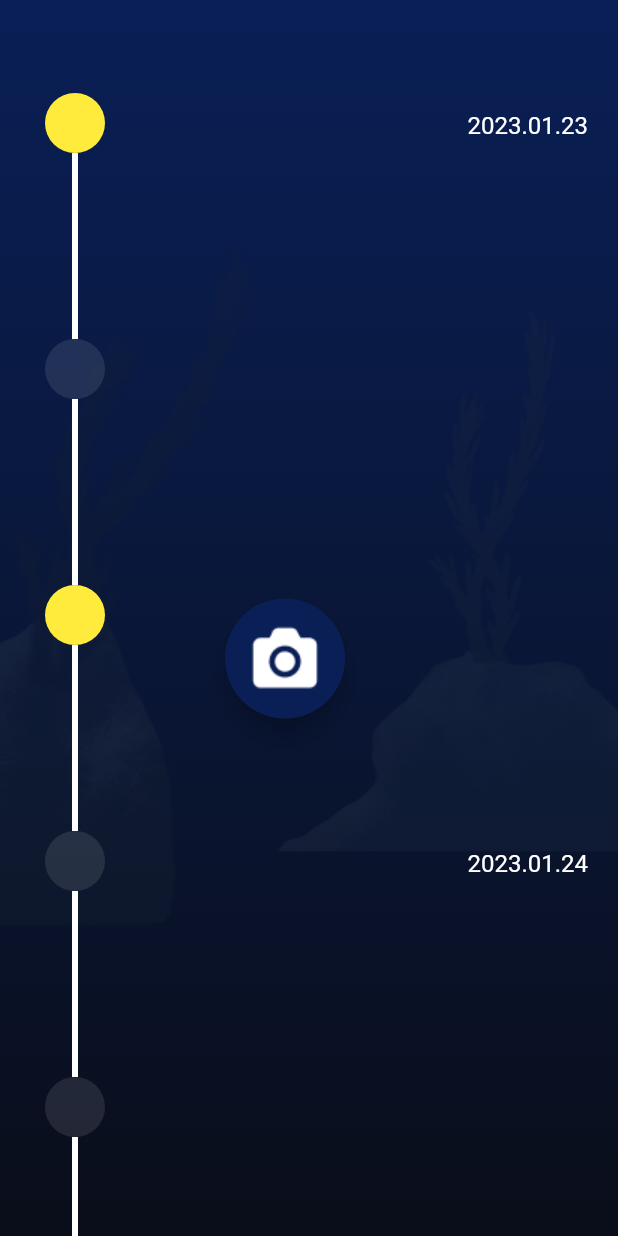
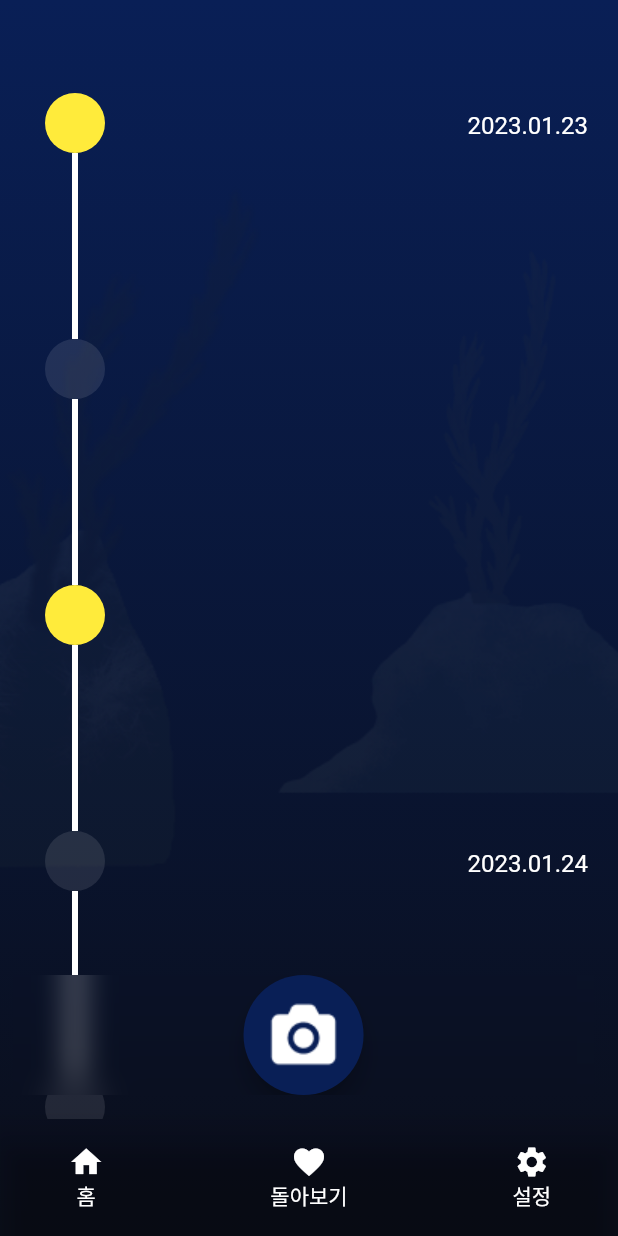
Before and after one commit to NORITHON/MOA, a Flutter app: the screen it shows after launch, on a phone screen of 412 x 824 dp. Run offline on Flutter 3.47's test engine with Material 2 defaults, Android fonts, the phone set to English and light mode, and no system bars; drawn by our look-alikes of timeline_tile; our stand-ins replace camera, flutter_highlight, flutter_svg, google_fonts, image_picker, page_transition; missing offline and left inert: google_mlkit_commons, google_mlkit_face_detection; Roboto replaces fonts that are missing (PretendardVariable); project files that could hold a hidden picture were left out.

Commit message:
shocase organize

```diff
--- a/lib/src/showcase_timeline_tile.dart
+++ b/lib/src/showcase_timeline_tile.dart
@@ -1,18 +1,17 @@
 import 'dart:ui';
 
-import 'package:camera/camera.dart';
 import 'package:flutter/material.dart';
-import 'package:flutter_svg/flutter_svg.dart';
 import 'package:gangganggang/send_letter_button.dart';
 import 'package:gangganggang/upload_camera.dart';
 import 'package:gangganggang/utils/app_text_style.dart';
-import 'package:google_fonts/google_fonts.dart';
 import 'package:page_transition/page_transition.dart';
 import 'package:timeline_tile/timeline_tile.dart';
 
 import 'showcase_timeline.dart';
 
 class ShowcaseTimelineTile extends StatefulWidget {
+  const ShowcaseTimelineTile({Key? key}) : super(key: key);
+
   @override
   State<ShowcaseTimelineTile> createState() => _ShowcaseTimelineTileState();
 }
@@ -21,11 +20,11 @@ class _ShowcaseTimelineTileState extends State<ShowcaseTimelineTile> {
   @override
   Widget build(BuildContext context) {
     return Container(
-      decoration: BoxDecoration(
+      decoration: const BoxDecoration(
         gradient: LinearGradient(
           begin: Alignment.topCenter,
           end: Alignment.bottomCenter,
-          colors: const [
+          colors: [
             Color(0xff091F56),
             Color(0xff0A0E1A),
           ],
@@ -38,7 +37,7 @@ class _ShowcaseTimelineTileState extends State<ShowcaseTimelineTile> {
           body: Stack(
             fit: StackFit.expand,
             children: [
-              Image(
+              const Image(
                 image: AssetImage("assets/images/background.png"),
                 fit: BoxFit.contain,
                 colorBlendMode: BlendMode.darken,
@@ -94,42 +93,13 @@ class _ShowcaseTimelineTileState extends State<ShowcaseTimelineTile> {
               ),
             ],
           ),
-          // floatingActionButton: ClipRRect(
-          //   child: BackdropFilter(
-          //     filter: ImageFilter.blur(sigmaX: 10, sigmaY: 10),
-          // child: Container(
-          //   width: MediaQuery.of(context).size.width * 0.94,
-          //   //width: 410,
-          //   height: 198,
-          //   child: Stack(
-          //     //will break to another line on overflow
-          //     //use vertical to show  on vertical axis
-          //     children: <Widget>[
-          // Align(
-          //   alignment: Alignment.topLeft,
-          //   child: Padding(
-          //     padding: const EdgeInsets.fromLTRB(41, 43, 0, 0),
-          //     child: SizedBox(
-          //       height: 62,
-          //       width: 62,
-          // child: FloatingActionButton(
-          //   onPressed: () {
-          //     //action code for button 3
-          //   },
-          //   backgroundColor: Colors.transparent,
-          //   child: Image(
-          //       image: AssetImage('assets/images/baby.png')),
-          // ),
-          //),
-          // ),
-          //),
-          floatingActionButton: Align(
-            alignment: Alignment.center,
-            child: Padding(
-              padding: const EdgeInsets.fromLTRB(0, 86, 0, 0),
+          floatingActionButton: ClipRRect(
+            child: BackdropFilter(
+              filter: ImageFilter.blur(sigmaX: 10, sigmaY: 10),
               child: SizedBox(
+                width: MediaQuery.of(context).size.width * 0.94,
+                //width: 410,
                 height: 80,
-                  width: 80,
                 child: FloatingActionButton(
                   onPressed: () {
                     // _showModalBottomSheet();
@@ -137,45 +107,20 @@ class _ShowcaseTimelineTileState extends State<ShowcaseTimelineTile> {
                       context,
                       PageTransition(
                         type: PageTransitionType.fade,
-                              child: const UploadCamera()));
-
-                      // Navigator.push(
-                      //     context,
-                      //     MaterialPageRoute(
-                      //         builder: (context) =>
-                      //             const UploadCamera()));
-                      //action code for button 2
+                        child: const UploadCamera(),
+                      ),
+                    );
                   },
-                    backgroundColor: Color(0xff091F56),
-                    child: Image(
-                        image: AssetImage('assets/icons/icon-camera-mono.png')),
-                  )),
-            ),
-          ), // button second
-          // Align(
-          //   alignment: Alignment.topRight,
-          //   child: Padding(
-          //     padding: const EdgeInsets.fromLTRB(0, 43, 41, 0),
-          //     child: SizedBox(
-          //       height: 62,
-          //       width: 62,
-          // child: FloatingActionButton(
-          //   onPressed: () {
-          //     //action code for button 3
-          //   },
-          //   backgroundColor: Colors.transparent,
-          //   child: Image(
-          //       image: AssetImage('assets/images/mom.png')),
-          // ),
+                  backgroundColor: const Color(0xff091F56),
+                  child: const Image(
+                    image: AssetImage('assets/icons/icon-camera-mono.png'),
                   ),
                 ),
-    ); // button third
-
-    //   ),
-    // ),
-    bottomNavigationBar:
-    BottomAppBar(
-      color: const Color(0x2A2A2A),
+              ),
+            ),
+          ),
+          bottomNavigationBar: BottomAppBar(
+            color: const Color(0x002a2a2a),
             child: SizedBox(
               height: 78,
               child: Padding(
@@ -189,7 +134,7 @@ class _ShowcaseTimelineTileState extends State<ShowcaseTimelineTile> {
                         width: 75,
                         child: Column(
                           mainAxisAlignment: MainAxisAlignment.center,
-                    children: [
+                          children: const [
                             Icon(
                               Icons.home,
                             ),
@@ -200,7 +145,7 @@ class _ShowcaseTimelineTileState extends State<ShowcaseTimelineTile> {
                         ),
                       ),
                     ),
-              Spacer(),
+                    const Spacer(),
                     GestureDetector(
                       onTap: () {},
                       child: SizedBox(
@@ -208,7 +153,7 @@ class _ShowcaseTimelineTileState extends State<ShowcaseTimelineTile> {
                         width: 75,
                         child: Column(
                           mainAxisAlignment: MainAxisAlignment.center,
-                    children: [
+                          children: const [
                             Icon(Icons.favorite),
                             Text(
                               '돌아보기',
@@ -217,7 +162,7 @@ class _ShowcaseTimelineTileState extends State<ShowcaseTimelineTile> {
                         ),
                       ),
                     ),
-              Spacer(),
+                    const Spacer(),
                     GestureDetector(
                       onTap: () {},
                       child: SizedBox(
@@ -225,7 +170,7 @@ class _ShowcaseTimelineTileState extends State<ShowcaseTimelineTile> {
                         width: 75,
                         child: Column(
                           mainAxisAlignment: MainAxisAlignment.center,
-                    children: [
+                          children: const [
                             Icon(Icons.settings),
                             Text(
                               '설정',
@@ -238,10 +183,10 @@ class _ShowcaseTimelineTileState extends State<ShowcaseTimelineTile> {
                 ),
               ),
             ),
+          ),
+        ),
+      ),
     );
-    //     ),
-    //   ),
-    // );
   }
 
   Future _showModalBottomSheet() async {
@@ -273,7 +218,7 @@ class _ShowcaseTimelineTileState extends State<ShowcaseTimelineTile> {
                           ),
                         );
                       },
-                      child: SentLetterWidget(
+                      child: const SentLetterWidget(
                         text: '바로찍기',
                         image: 'assets/icons/camera.svg',
                         color: Color(0xffADB6C8),
@@ -291,7 +236,7 @@ class _ShowcaseTimelineTileState extends State<ShowcaseTimelineTile> {
                           ),
                         );
                       },
-                      child: SentLetterWidget(
+                      child: const SentLetterWidget(
                         text: '사진첩',
                         image: 'assets/icons/image.svg',
                         color: Color(0xffADB6C8),
@@ -361,7 +306,7 @@ class _IndicatorExample extends StatelessWidget {
       }
       if (number == '6') {
         return Container(
-          decoration: BoxDecoration(
+          decoration: const BoxDecoration(
             shape: BoxShape.circle,
             image: DecorationImage(
               image: NetworkImage(
@@ -425,13 +370,13 @@ class _RowExample extends StatelessWidget {
       child: Column(
         crossAxisAlignment: CrossAxisAlignment.end,
         children: [
-          SizedBox(
+          const SizedBox(
             height: 50,
           ),
           Expanded(
             child: Text(example.name, style: tiny1),
           ),
-          SizedBox(
+          const SizedBox(
             height: 50,
           ),
         ],
```
Lines whose indentation alone changed are shown as unchanged.
